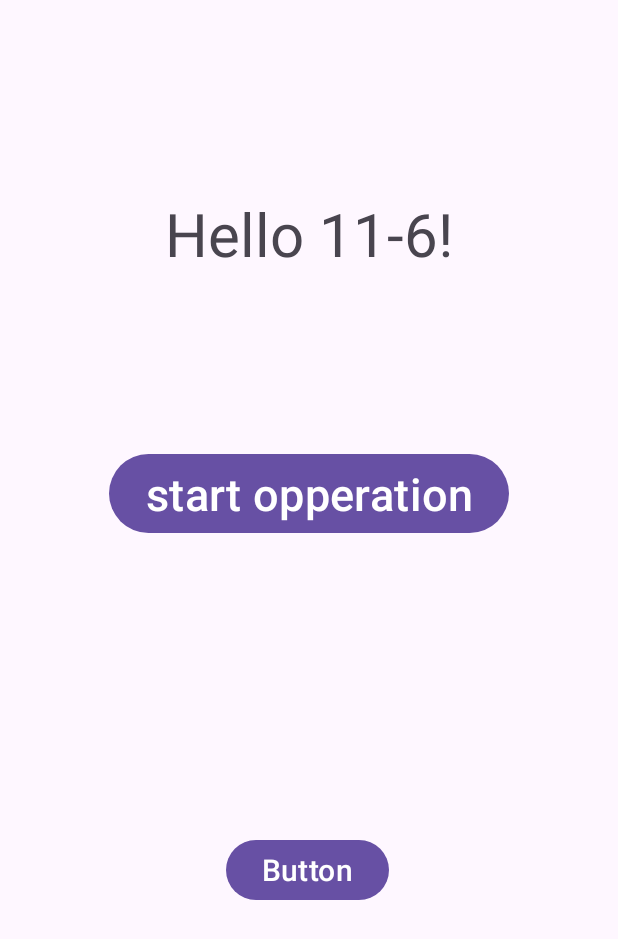
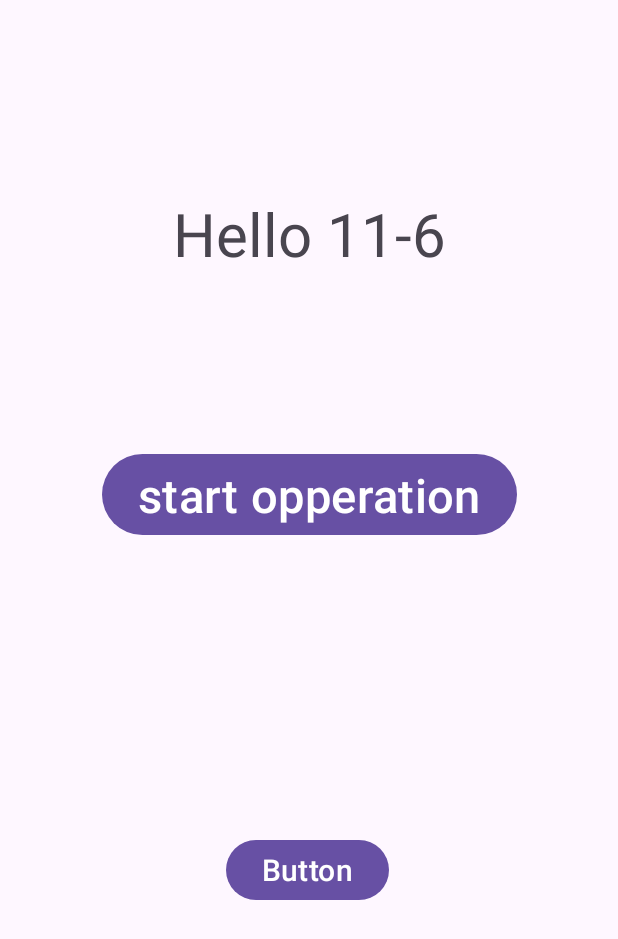
Before and after one commit to mz2166/example-1, an Android app: the screen it shows after launch (MainActivity), on a phone screen of 412 x 824 dp. Shown: the top 939 px of the screen. Run offline under Robolectric (Android 15) with nearby library versions, the phone set to English and light mode, and no system bars.

Commit message:
first time

```diff
--- a/app/src/main/res/layout/activity_main.xml
+++ b/app/src/main/res/layout/activity_main.xml
@@ -11,7 +11,7 @@
         android:id="@+id/textView"
         android:layout_width="wrap_content"
         android:layout_height="wrap_content"
-        android:text="Hello 11-6!"
+        android:text="Hello 11-6"
         android:textSize="40sp"
         app:layout_constraintBottom_toBottomOf="parent"
         app:layout_constraintEnd_toEndOf="parent"
@@ -26,7 +26,7 @@
         android:id="@+id/button2"
         android:layout_width="wrap_content"
         android:layout_height="wrap_content"
-        android:textSize="30dp"
+        android:textSize="31dp"
         android:layout_marginStart="196dp"
         android:layout_marginTop="116dp"
         android:layout_marginEnd="196dp"
```
